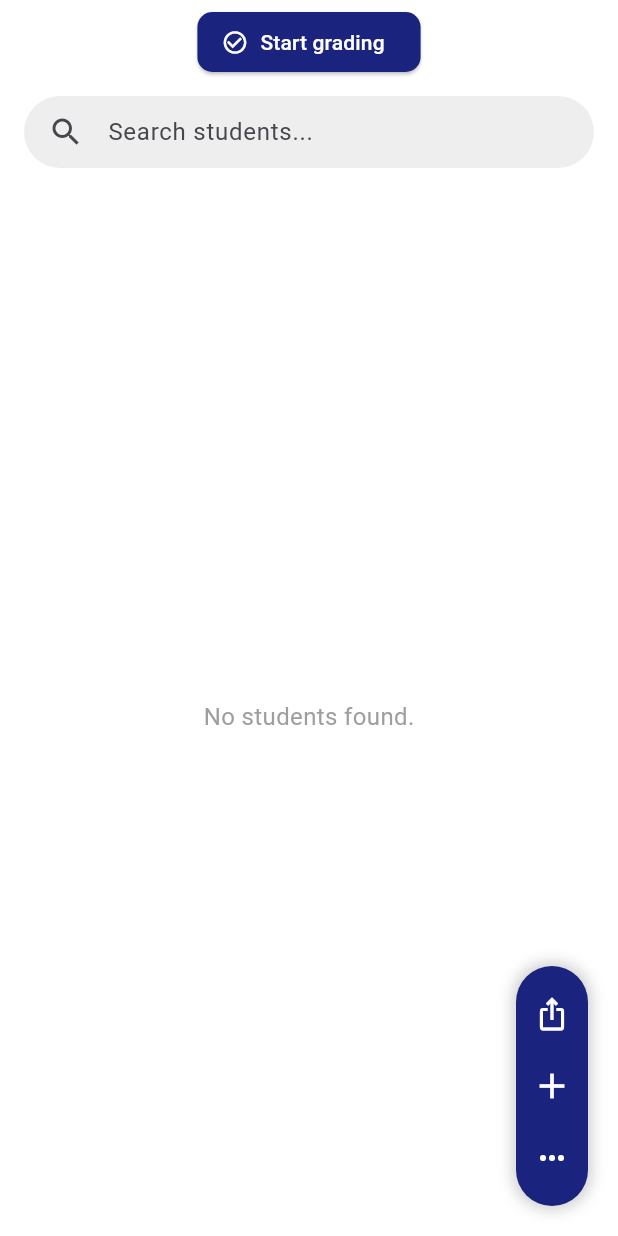
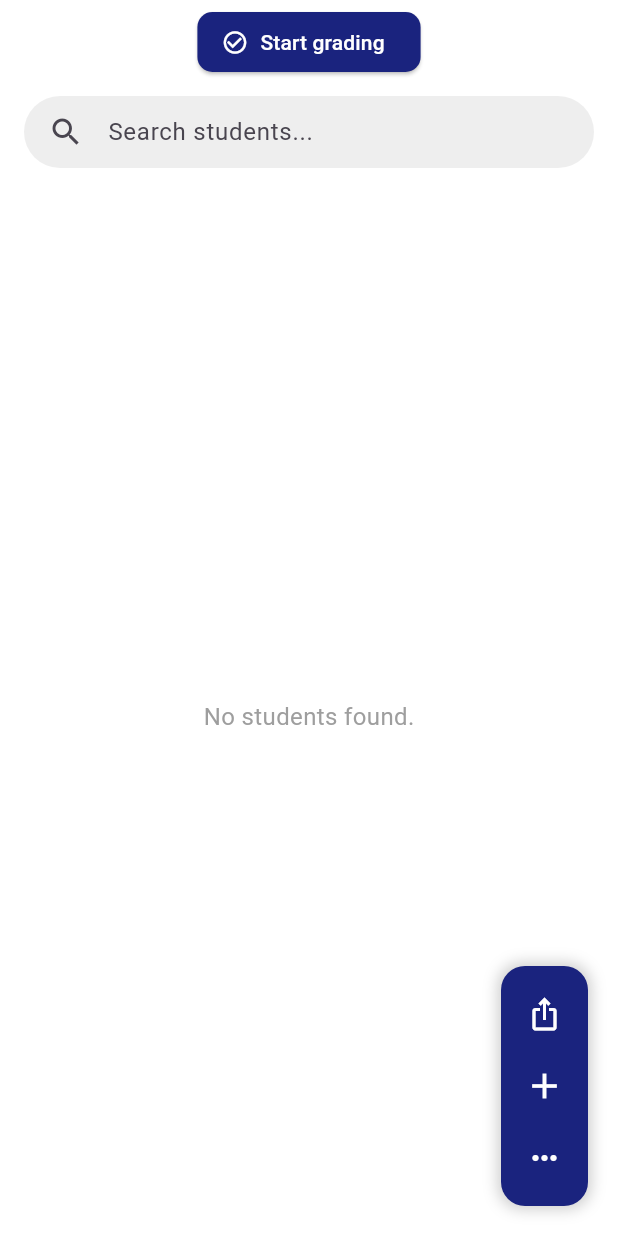
Before and after one commit to yazeed-zakarneh/Markly-App, a Flutter app: the StudentsTab screen opened directly with empty values, after a tap on the "keyboard control" icon, on a phone screen of 412 x 824 dp. Run offline on Flutter 3.47's test engine with Material 3 defaults, Android fonts, the phone set to English and light mode, and no system bars; our stand-ins replace cloud_firestore, firebase_auth, firebase_core, firebase_storage, google_sign_in, image_picker and 1 more; missing offline and left inert: excel; accounts and stored records are empty.

Commit message:
UI Updated

```diff
--- a/lib/screens/student_screen.dart
+++ b/lib/screens/student_screen.dart
@@ -155,7 +155,7 @@ class _StudentPageState extends State<StudentScreen> {
                     Padding(
                       padding: const EdgeInsets.only(top: 16.0),
                       child: CheckboxListTile(
-                        title: const Text("This is a multiple-choice sheet"),
+                        title: const Text("Multiple choice question"),
                         value: isMultipleChoice,
                         onChanged: (bool? value) => setDialogState(() => isMultipleChoice = value ?? false),
                         controlAffinity: ListTileControlAffinity.leading,
--- a/lib/tabs/questions_tab.dart
+++ b/lib/tabs/questions_tab.dart
@@ -30,7 +30,7 @@ class _QuestionsTabState extends State<QuestionsTab> {
 
   void _showAddQuestionsFromImageDialog() {
     bool isLoading = false;
-    String statusMessage = 'Upload an exam sheet to extract questions.';
+    String statusMessage = 'Upload a questions sheet with key answers.';
     bool isMultipleChoice = false;
 
     showDialog(
@@ -128,7 +128,7 @@ class _QuestionsTabState extends State<QuestionsTab> {
                     Padding(
                       padding: const EdgeInsets.only(top: 16.0),
                       child: CheckboxListTile(
-                        title: const Text("This is a multiple-choice exam"),
+                        title: const Text("Multiple choice question"),
                         value: isMultipleChoice,
                         onChanged: (bool? value) => setDialogState(() => isMultipleChoice = value ?? false),
                         controlAffinity: ListTileControlAffinity.leading,
--- a/lib/tabs/students_tab.dart
+++ b/lib/tabs/students_tab.dart
@@ -47,8 +47,18 @@ class _StudentsTabState extends State<StudentsTab> {
   final GradingService _gradingService = GradingService();
   bool _isGrading = false;
   bool _isMenuOpen = false;
-  // --- New state for export process ---
   bool _isExporting = false;
+
+  // --- FIX: Step 1 -> Create a state variable to hold the Future ---
+  late Future<List<_StudentScoreData>> _studentScoresFuture;
+
+  // --- FIX: Step 2 -> Initialize the Future in initState ---
+  @override
+  void initState() {
+    super.initState();
+    // This starts the data fetching process only ONCE when the screen first loads.
+    _studentScoresFuture = _calculateAllStudentScores();
+  }
 
   @override
   void dispose() {
@@ -132,7 +142,10 @@ class _StudentsTabState extends State<StudentsTab> {
       }
       Navigator.pop(context);
       ScaffoldMessenger.of(context).showSnackBar(const SnackBar(content: Text('Grading and calculations complete!')));
-      setState(() {});
+      // --- FIX: Manually refresh the data after grading ---
+      setState(() {
+        _studentScoresFuture = _calculateAllStudentScores();
+      });
     } catch (e) {
       Navigator.pop(context);
       ScaffoldMessenger.of(context).showSnackBar(SnackBar(content: Text('A critical error occurred: $e'), backgroundColor: Colors.red));
@@ -141,16 +154,20 @@ class _StudentsTabState extends State<StudentsTab> {
     }
   }
 
-  Future<List<_StudentScoreData>> _calculateDisplayScores() {
-    return _calculateAllStudentScores();
-  }
+  // This function is no longer called by the FutureBuilder
+  // Future<List<_StudentScoreData>> _calculateDisplayScores() {
+  //   return _calculateAllStudentScores();
+  // }
 
   void _onAddButtonPressed() {
     setState(() => _isMenuOpen = false);
-    showDialog(context: context, builder: (_) => AddStudentDialog(userId: userId, classId: widget.classId, examId: widget.examId)).then((_) => setState(() {}));
+    showDialog(context: context, builder: (_) => AddStudentDialog(userId: userId, classId: widget.classId, examId: widget.examId))
+    // --- FIX: Manually refresh the data after adding a student ---
+        .then((_) => setState(() {
+      _studentScoresFuture = _calculateAllStudentScores();
+    }));
   }
 
-  // --- New Export Function ---
   Future<void> _exportToExcel() async {
     if (_isExporting || _isGrading) return;
     setState(() { _isExporting = true; _isMenuOpen = false; });
@@ -163,8 +180,8 @@ class _StudentsTabState extends State<StudentsTab> {
       }
       final excel = Excel.createExcel();
       final String defaultSheetName = excel.sheets.keys.first;
-      final Sheet sheetObject = excel[defaultSheetName];
-      final headerRow = [ TextCellValue('Name'), TextCellValue('ID'),  TextCellValue('Mark')];
+      final Sheet sheetObject = excel[defaultSheetName]!;
+      final headerRow = [ TextCellValue('Name'), TextCellValue('ID'), TextCellValue('Mark')];
       sheetObject.appendRow(headerRow);
       for (final scoreData in studentScores) {
         final studentRow = [
@@ -190,7 +207,7 @@ class _StudentsTabState extends State<StudentsTab> {
       ScaffoldMessenger.of(context).showSnackBar(SnackBar(content: Text('Error exporting data: $e'), backgroundColor: Colors.red));
     } finally {
       setState(() => _isExporting = false);
-      ScaffoldMessenger.of(context).hideCurrentSnackBar();
+      if(mounted) ScaffoldMessenger.of(context).hideCurrentSnackBar();
     }
   }
 
@@ -202,18 +219,12 @@ class _StudentsTabState extends State<StudentsTab> {
         content: const Text(style: TextStyle(color: Colors.red),'Are you sure you want to delete this student and all their answers? You won\'t be able to restore them!'),
         actions: [
           OutlinedButton(
-              style: OutlinedButton.styleFrom(
-                shape: RoundedRectangleBorder(borderRadius: BorderRadius.all(Radius.circular(10))),
-                side: BorderSide(color: Color(0xFF1A237E)),
-              ),
+              style: OutlinedButton.styleFrom(shape: RoundedRectangleBorder(borderRadius: BorderRadius.all(Radius.circular(10))), side: BorderSide(color: Color(0xFF1A237E))),
               onPressed: () => Navigator.pop(context, false),
               child: const Text('Cancel', style: TextStyle(color: Color(0xFF1A237E)))
           ),
           ElevatedButton(
-            style: ElevatedButton.styleFrom(
-              backgroundColor: const Color(0xFF1A237E),
-              shape: RoundedRectangleBorder(borderRadius: BorderRadius.all(Radius.circular(10))),
-            ),
+            style: ElevatedButton.styleFrom(backgroundColor: const Color(0xFF1A237E), shape: RoundedRectangleBorder(borderRadius: BorderRadius.all(Radius.circular(10)))),
             onPressed: () => Navigator.pop(context, true),
             child: const Text('Delete',style: TextStyle(color: Colors.white)),
           ),
@@ -222,30 +233,24 @@ class _StudentsTabState extends State<StudentsTab> {
     );
 
     if (shouldDelete == true) {
-      await FirebaseFirestore.instance
-          .collection('users').doc(userId).collection('classes')
-          .doc(widget.classId).collection('exams').doc(widget.examId)
-          .collection('students').doc(studentId).delete();
-
+      await FirebaseFirestore.instance.collection('users').doc(userId).collection('classes').doc(widget.classId).collection('exams').doc(widget.examId).collection('students').doc(studentId).delete();
       if (mounted) {
         ScaffoldMessenger.of(context).showSnackBar(const SnackBar(content: Text('Student deleted.')));
-        setState(() {});
+        // --- FIX: Manually refresh the data after deleting a student ---
+        setState(() {
+          _studentScoresFuture = _calculateAllStudentScores();
+        });
       }
     }
   }
 
   Future<void> _editStudent(Student student) async {
-    await showDialog(
-      context: context,
-      builder: (_) => AddStudentDialog(
-        userId: userId,
-        classId: widget.classId,
-        examId: widget.examId,
-        existingStudent: student,
-      ),
-    );
+    await showDialog(context: context, builder: (_) => AddStudentDialog(userId: userId, classId: widget.classId, examId: widget.examId, existingStudent: student));
     if (mounted) {
-      setState(() {});
+      // --- FIX: Manually refresh the data after editing a student ---
+      setState(() {
+        _studentScoresFuture = _calculateAllStudentScores();
+      });
     }
   }
 
@@ -254,14 +259,8 @@ class _StudentsTabState extends State<StudentsTab> {
       context: context,
       position: RelativeRect.fromLTRB(position.dx, position.dy, position.dx, position.dy),
       items: [
-        const PopupMenuItem(
-          value: 'edit',
-          child: Text('Edit Info'),
-        ),
-        const PopupMenuItem(
-          value: 'delete',
-          child: Text('Delete', style: TextStyle(color: Colors.red)),
-        ),
+        const PopupMenuItem(value: 'edit', child: Text('Edit Info')),
+        const PopupMenuItem(value: 'delete', child: Text('Delete', style: TextStyle(color: Colors.red))),
       ],
     );
 
@@ -315,7 +314,8 @@ class _StudentsTabState extends State<StudentsTab> {
                 const SizedBox(height: 20),
                 Expanded(
                   child: FutureBuilder<List<_StudentScoreData>>(
-                    future: _calculateDisplayScores(),
+                    // --- FIX: Step 3 -> Use the state variable in the FutureBuilder ---
+                    future: _studentScoresFuture,
                     builder: (context, snapshot) {
                       if (snapshot.connectionState == ConnectionState.waiting) return const Center(child: CircularProgressIndicator());
                       if (snapshot.hasError) return Center(child: Text('Error: ${snapshot.error}'));
@@ -375,14 +375,16 @@ class _StudentsTabState extends State<StudentsTab> {
       child: const Icon(Icons.more_horiz, color: Colors.white),
     );
     final openMenu = Container(
-      padding: const EdgeInsets.symmetric(vertical: 8),
-      decoration: BoxDecoration(color: const Color(0xFF1A237E), borderRadius: BorderRadius.circular(24), boxShadow: [BoxShadow(color: Colors.black.withOpacity(0.2), spreadRadius: 2, blurRadius: 8)]),
+      padding: const EdgeInsets.symmetric(vertical: 8, horizontal: 5),
+      decoration: BoxDecoration(
+          color: const Color(0xFF1A237E),
+          borderRadius: BorderRadius.circular(16),
+          boxShadow: [BoxShadow(color: Colors.black.withOpacity(0.2), spreadRadius: 2, blurRadius: 8)]),
       child: Column(
         mainAxisSize: MainAxisSize.min,
         children: [
           IconButton(
             tooltip: 'Export Data',
-            // --- Logic connected here ---
             onPressed: (_isGrading || _isExporting) ? null : _exportToExcel,
             icon: const Icon(Icons.ios_share, color: Colors.white),
           ),
```
Also changed, not shown: 1 other file.
